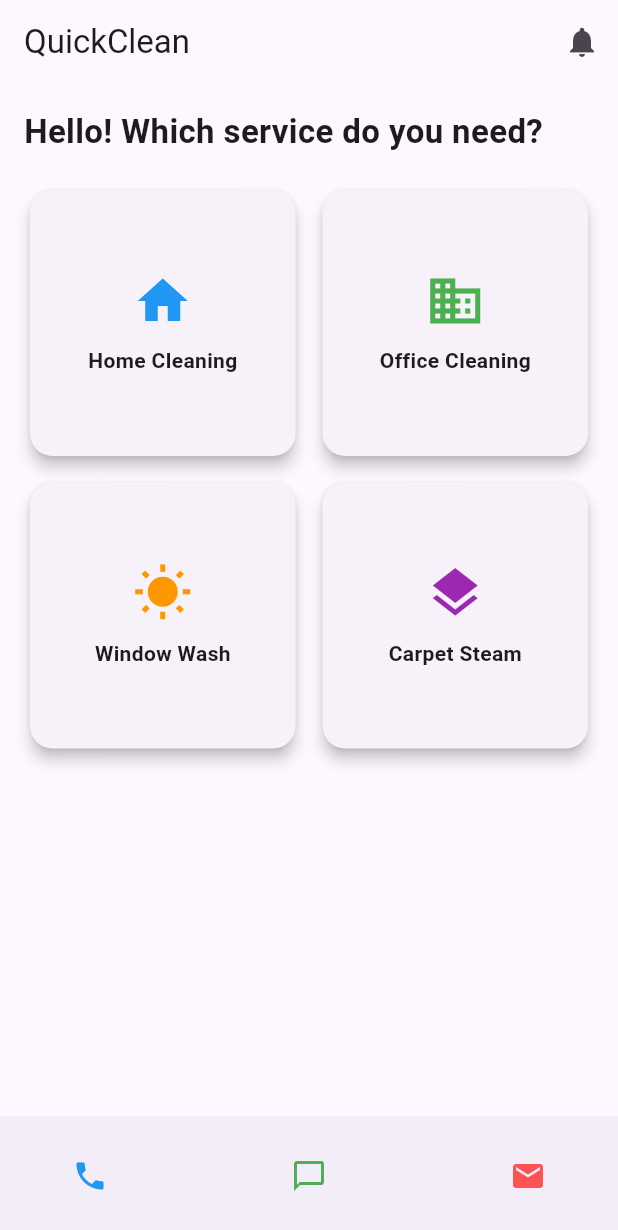
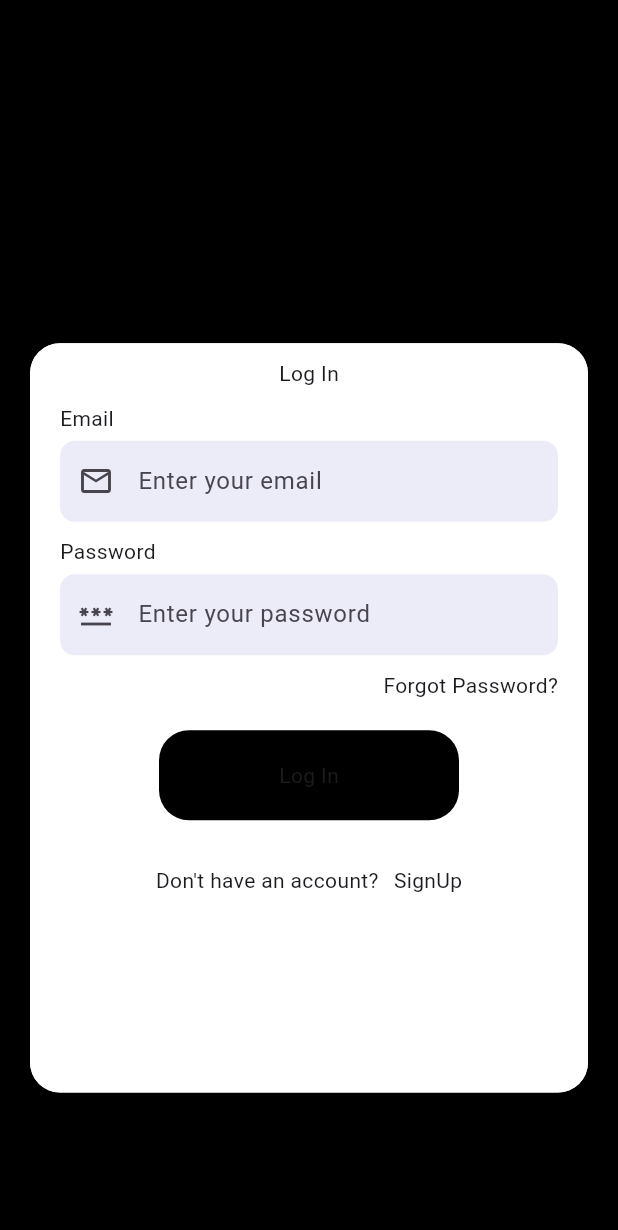
Before and after one commit to hangEX7749/QuickClean, a Flutter app: the screen it shows after launch, on a phone screen of 412 x 824 dp. Shown: the top 1230 px of the screen. Run offline on Flutter 3.47's test engine with Material 3 defaults, Android fonts, the light colour scheme and no system bars; our stand-ins replace supabase_flutter; accounts and stored records are empty; Roboto replaces fonts that are missing (Poppins).

Commit message:
login function

```diff
--- /dev/null
+++ b/devtools_options.yaml
@@ -0,0 +1,3 @@
+description: This file stores settings for Dart & Flutter DevTools.
+documentation: https://docs.flutter.dev/tools/devtools/extensions#configure-extension-enablement-states
+extensions:
--- /dev/null
+++ b/lib/login.dart
@@ -0,0 +1,314 @@
+// ignore_for_file: use_build_context_synchronously, library_private_types_in_public_api
+import 'package:flutter/material.dart';
+import 'package:quick_clean/signup.dart';
+import 'package:supabase_flutter/supabase_flutter.dart';
+
+class LoginPage extends StatefulWidget {
+  const LoginPage({super.key});
+
+  @override
+  _LoginPageState createState() => _LoginPageState();
+}
+
+class _LoginPageState extends State<LoginPage> {
+
+  String? email, password;
+  final _formKey = GlobalKey<FormState>();
+  final _emailController = TextEditingController();
+  final _passwordController = TextEditingController();
+  final supabase = Supabase.instance.client;
+
+
+  // Email validator function
+  String? _validateEmail(String? value) {
+    if (value == null || value.trim().isEmpty) {
+      return 'Email is required';
+    }
+
+    // Basic email format validation
+    final emailRegex = RegExp(r'^[\w-\.]+@([\w-]+\.)+[\w-]{2,4}$');
+    if (!emailRegex.hasMatch(value.trim())) {
+      return 'Please enter a valid email address';
+    }
+
+    return null;
+  }
+
+  // Password validator function
+  String? _validatePassword(String? value) {
+    if (value == null || value.trim().isEmpty) {
+      return 'Password is required';
+    }
+
+    // if (value.length < 6) {
+    //   return 'Password must be at least 6 characters';
+    // }
+
+    return null;
+  }
+
+
+  bool _isLoading = false;
+
+  Future<void> _signIn() async {
+    if (_isLoading) return;
+
+    setState(() => _isLoading = true);
+
+    showDialog(
+      context: context,
+      barrierDismissible: false,
+      builder: (context) => const Center(child: CircularProgressIndicator()),
+    );
+
+    try {
+      final res = await supabase.auth.signInWithPassword(
+        email: _emailController.text.trim(),
+        password: _passwordController.text.trim(),
+      );
+
+      final user = res.user;
+
+      if (user == null) {
+        throw Exception("Login failed");
+      }
+
+      // ✅ Use user.id instead of email
+      final userData = await supabase
+          .from('users')
+          .select('role')
+          .eq('id', user.id)
+          .maybeSingle(); // safer than single()
+
+      // ✅ Default role if no record found
+      String role = userData?['role'] ?? 'member';
+
+      Navigator.pop(context); // remove loading
+
+      // ✅ Navigate based on role
+      if (role == 'admin') {
+        Navigator.pushReplacementNamed(context, '/admin_home');
+      } else {
+        Navigator.pushReplacementNamed(context, '/member_home');
+      }
+
+    } on AuthException catch (error) {
+      Navigator.pop(context);
+      _showErrorSnackBar(error.message);
+    } catch (e) {
+      Navigator.pop(context);
+      _showErrorSnackBar("Unexpected error: $e");
+    }
+
+    setState(() => _isLoading = false);
+  }
+
+  void _showErrorSnackBar(String message) {
+    ScaffoldMessenger.of(context).showSnackBar(
+      SnackBar(
+        content: Text(message),
+        backgroundColor: Colors.redAccent,
+      ),
+    );
+  }
+
+  @override
+  Widget build(BuildContext context) {
+    return Scaffold(
+      backgroundColor: Colors.black,
+      body: Container(
+        color: Colors.black,
+        child: Stack(
+          children: [
+            Container(
+              margin: const EdgeInsets.only(top: 30),
+              height: MediaQuery.of(context).size.height / 2.5,
+              padding: const EdgeInsets.only(top: 10),
+              width: MediaQuery.of(context).size.width,
+              decoration: const BoxDecoration(
+                color: Color.fromARGB(255, 0, 0, 0),
+                borderRadius: BorderRadius.only(
+                  bottomLeft: Radius.circular(40),
+                  bottomRight: Radius.circular(40),
+                ),
+              ),
+              // child: Column(
+              //   children: [
+              //     Image.asset(
+              //       "images/branch.png",
+              //       height: 180,
+              //       fit: BoxFit.fill,
+              //       width: 240,
+              //     ),
+              //   ],
+              // ),
+            ),
+            Container(
+              margin: EdgeInsets.only(
+                  top: MediaQuery.of(context).size.height / 3.6,
+                  left: 20,
+                  right: 20
+              ),
+              child: Material(
+                elevation: 3.0,
+                borderRadius: BorderRadius.circular(20),
+                child: Container(
+                  padding: const EdgeInsets.only(left: 20, right: 20),
+                  width: MediaQuery.of(context).size.width,
+                  decoration: BoxDecoration(
+                    color: Colors.white,
+                    borderRadius: BorderRadius.circular(20),
+                  ),
+                  height: MediaQuery.of(context).size.height / 1.65,
+                  child: SingleChildScrollView(
+                    child: Form(
+                      key: _formKey,
+                      child: Column(
+                        crossAxisAlignment: CrossAxisAlignment.start,
+                        children: [
+                          const SizedBox(height: 10),
+                          Center(
+                            child: Text(
+                              "Log In",
+                            ),
+                          ),
+                          const SizedBox(height: 10),
+                          Text(
+                            "Email",
+                          ),
+                          const SizedBox(height: 5),
+                          Container(
+                            decoration: BoxDecoration(
+                              color: const Color(0xFFececf8),
+                              borderRadius: BorderRadius.circular(10),
+                            ),
+                            child: TextFormField(
+                              controller: _emailController,
+                              keyboardType: TextInputType.emailAddress,
+                              validator: _validateEmail,
+                              decoration: const InputDecoration(
+                                border: InputBorder.none,
+                                hintText: "Enter your email",
+                                prefixIcon: Icon(Icons.email_outlined),
+                                contentPadding: EdgeInsets.symmetric(horizontal: 15, vertical: 15),
+                                errorStyle: TextStyle(
+                                  fontSize: 12,
+                                  color: Colors.red,
+                                  height: 1.5,
+                                ),
+                              ),
+                            ),
+                          ),
+                          const SizedBox(height: 10),
+                          Text(
+                            "Password",
+                          ),
+                          const SizedBox(height: 5),
+                          Container(
+                            decoration: BoxDecoration(
+                              color: const Color(0xFFececf8),
+                              borderRadius: BorderRadius.circular(10),
+                            ),
+                            child: TextFormField(
+                              obscureText: true,
+                              controller: _passwordController,
+                              validator: _validatePassword,
+                              decoration: const InputDecoration(
+                                border: InputBorder.none,
+                                hintText: "Enter your password",
+                                prefixIcon: Icon(Icons.password_outlined),
+                                contentPadding: EdgeInsets.symmetric(horizontal: 15, vertical: 15),
+                                errorStyle: TextStyle(
+                                  fontSize: 12,
+                                  color: Colors.red,
+                                  height: 1.5,
+                                ),
+                              ),
+                            ),
+                          ),
+                          const SizedBox(height: 10),
+                          GestureDetector(
+                            // onTap: () {
+                            //   Navigator.push(
+                            //     context,
+                            //     MaterialPageRoute(
+                            //       builder: (context) => const ForgotPasswordFront(),
+                            //     ),
+                            //   );
+                            // },
+                            child: Row(
+                              mainAxisAlignment: MainAxisAlignment.end,
+                              children: [
+                                Text(
+                                  "Forgot Password?",
+                                  // style: AppWidget.simpleTextFieldStyle().copyWith(
+                                  //   color: Colors.blue, fontSize: 16,
+                                  //   decoration: TextDecoration.underline,
+                                  // ),
+                                ),
+                              ],
+                            ),
+                          ),
+                          const SizedBox(height: 20),
+                          GestureDetector(
+                            onTap: () {
+                              if (_formKey.currentState!.validate()) {
+                                email = _emailController.text.trim();
+                                password = _passwordController.text.trim();
+                                _signIn();
+                              }
+                            },
+                            child: Center(
+                              child: Container(
+                                width: 200,
+                                height: 60,
+                                decoration: BoxDecoration(
+                                  color: Colors.black,
+                                  borderRadius: BorderRadius.circular(20),
+                                ),
+                                child: Center(
+                                  child: Text(
+                                    "Log In",
+                                  ),
+                                ),
+                              ),
+                            ),
+                          ),
+                          const SizedBox(height: 30),
+                          Row(
+                            mainAxisAlignment: MainAxisAlignment.center,
+                            children: [
+                              Text(
+                                "Don't have an account?",
+                                //style: AppWidget.simpleTextFieldStyle(),
+                              ),
+                              const SizedBox(width: 10),
+                              GestureDetector(
+                                onTap: () {
+                                  Navigator.push(
+                                    context,
+                                    MaterialPageRoute(
+                                      builder: (context) => SignUpPage(),
+                                    ),
+                                  );
+                                },
+                                child: Text(
+                                  "SignUp",
+                                  //style: AppWidget.boldTextFieldStyle().copyWith(color: Colors.deepOrange),
+                                ),
+                              )
+                            ],
+                          ),
+                        ],
+                      ),
+                    ),
+                  ),
+                ),
+              ),
+            )
+          ],
+        ),
+      ),
+    );
+  }
+}
--- a/lib/main.dart
+++ b/lib/main.dart
@@ -1,7 +1,21 @@
 import 'package:flutter/material.dart';
+import 'package:quick_clean/login.dart';
 import 'package:quick_clean/screen/home.dart';
+import 'package:quick_clean/signup.dart';
+import 'package:supabase_flutter/supabase_flutter.dart';
 
-void main() {
+void main() async{
+
+  WidgetsFlutterBinding.ensureInitialized();
+
+  // Initialize Supabase
+  await Supabase.initialize(
+    url: 'https://njlexgzeecgypzlxrcql.supabase.co',
+    anonKey: 'sb_publishable_82Zr-LMFlItEDzpiP0LaEw_6b6tEgy2',
+  );
+
+  //print('Supabase initialized: $initialize');
+
   runApp(const MyApp());
 }
 
@@ -17,7 +31,13 @@ class MyApp extends StatelessWidget {
         useMaterial3: true, // Gives you the modern Android 14+ look
         fontFamily: 'Poppins', // A clean, modern font for service apps
       ),
-      home: HomeScreen(),
+      initialRoute: '/',
+      routes: {
+        '/': (context) => const LoginPage(),
+        '/signup': (context) => const SignUpPage(),
+        '/member_home': (context) => const HomeScreen(),
+        //'/admin_home': (context) => const AdminHomeScreen(),
+      },
     );
   }
 }
--- a/pubspec.yaml
+++ b/pubspec.yaml
@@ -35,6 +35,7 @@ dependencies:
   # Use with the CupertinoIcons class for iOS style icons.
   cupertino_icons: ^1.0.8
   url_launcher: ^6.3.2
+  supabase_flutter: ^2.12.2
 
 dev_dependencies:
   flutter_test:
```
Also changed, not shown: lib/screen/home.dart (+85 -17 lines), lib/signup.dart (added, +230 -0 lines), pubspec.lock, 6 other files.
